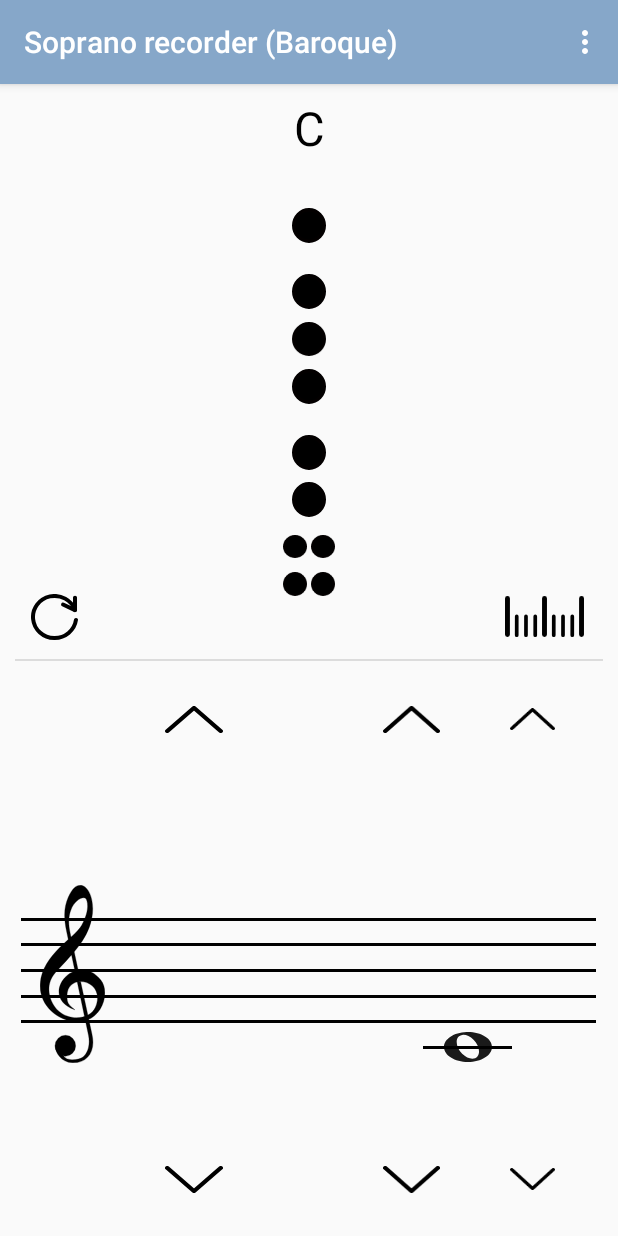
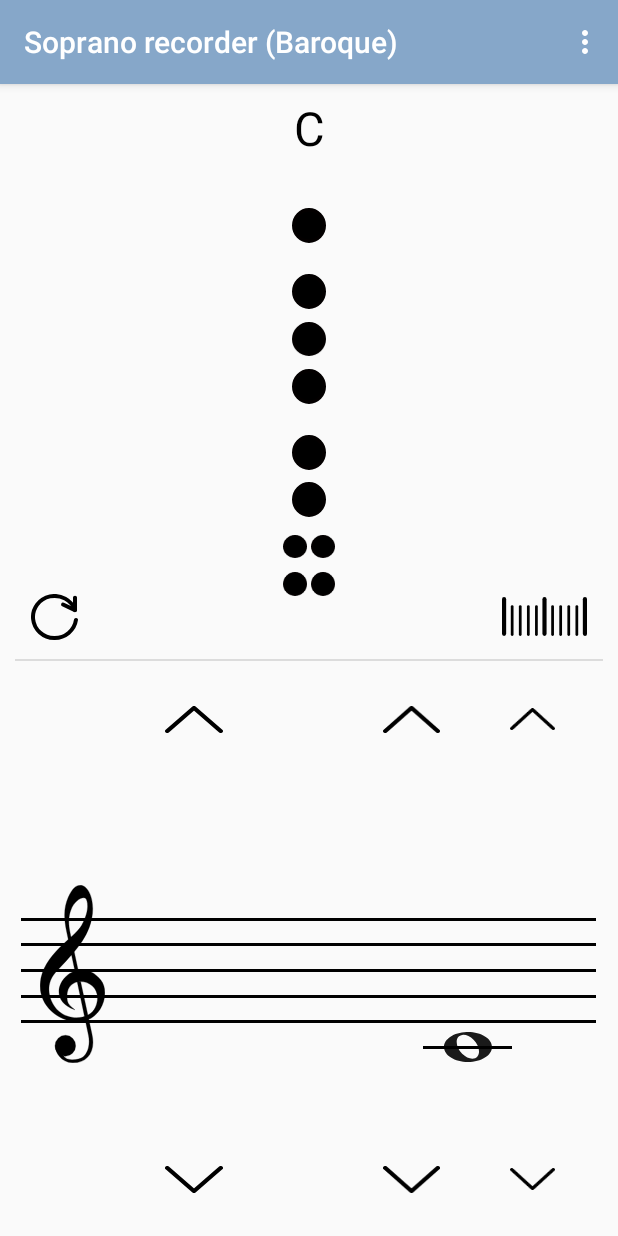
Before and after one commit to thalman/PlayRecorder, an Android app: the screen it shows after launch (MainActivity), on a phone screen of 412 x 824 dp. Run offline under Robolectric (Android 15) with nearby library versions, the phone set to English and light mode, and no system bars.

Commit message:
Problem: measure image is not so pretty
Solution: improve it a bit

```diff
--- a/app/src/main/res/drawable/ic_measure.xml
+++ b/app/src/main/res/drawable/ic_measure.xml
@@ -1,77 +1,93 @@
 <vector xmlns:android="http://schemas.android.com/apk/res/android"
-    android:width="84px"
-    android:height="44px"
-    android:viewportWidth="4.2660003"
-    android:viewportHeight="2.2224443">
+    android:width="90px"
+    android:height="42px"
+    android:viewportWidth="15.63939"
+    android:viewportHeight="7.1075997">
   <path
-      android:pathData="m0.13371,0.13437 l-0.0012,1.95367"
+      android:pathData="m0.383,0.3885v6.3307"
       android:strokeAlpha="1"
-      android:strokeLineJoin="round"
-      android:strokeWidth="0.26499999"
+      android:strokeLineJoin="miter"
+      android:strokeWidth="0.76599997"
       android:fillColor="#00000000"
       android:strokeColor="#000000"
       android:strokeLineCap="round"/>
   <path
-      android:pathData="m2.13366,0.13437 l-0.0012,1.95367"
+      android:pathData="m7.8197,0.3885v6.3307"
       android:strokeAlpha="1"
-      android:strokeLineJoin="round"
-      android:strokeWidth="0.26499999"
+      android:strokeLineJoin="miter"
+      android:strokeWidth="0.76599997"
       android:fillColor="#00000000"
       android:strokeColor="#000000"
       android:strokeLineCap="round"/>
   <path
-      android:pathData="m4.1336,0.13428 l-0.0012,1.95389"
+      android:pathData="m15.2564,0.3885v6.3307"
       android:strokeAlpha="1"
-      android:strokeLineJoin="round"
-      android:strokeWidth="0.26477343"
+      android:strokeLineJoin="miter"
+      android:strokeWidth="0.76599997"
       android:fillColor="#00000000"
       android:strokeColor="#000000"
       android:strokeLineCap="round"/>
   <path
-      android:pathData="m0.6337,1.10614 l-0.0012,1.01486"
+      android:pathData="m1.8704,1.7489v5.1023"
       android:strokeAlpha="1"
-      android:strokeLineJoin="round"
-      android:strokeWidth="0.2"
+      android:strokeLineJoin="miter"
+      android:strokeWidth="0.50575382"
       android:fillColor="#00000000"
       android:strokeColor="#000000"
       android:strokeLineCap="round"/>
   <path
-      android:pathData="m1.13368,1.10614 l-0.0012,1.01486"
+      android:pathData="m4.845,1.7489v5.1023"
       android:strokeAlpha="1"
-      android:strokeLineJoin="round"
-      android:strokeWidth="0.2"
+      android:strokeLineJoin="miter"
+      android:strokeWidth="0.50575382"
       android:fillColor="#00000000"
       android:strokeColor="#000000"
       android:strokeLineCap="round"/>
   <path
-      android:pathData="m1.63367,1.10614 l-0.0012,1.01486"
+      android:pathData="m3.3577,1.7489v5.1023"
       android:strokeAlpha="1"
-      android:strokeLineJoin="round"
-      android:strokeWidth="0.2"
+      android:strokeLineJoin="miter"
+      android:strokeWidth="0.50575382"
       android:fillColor="#00000000"
       android:strokeColor="#000000"
       android:strokeLineCap="round"/>
   <path
-      android:pathData="m2.63364,1.10614 l-0.0012,1.01486"
+      android:pathData="m6.3324,1.7489v5.1023"
       android:strokeAlpha="1"
-      android:strokeLineJoin="round"
-      android:strokeWidth="0.2"
+      android:strokeLineJoin="miter"
+      android:strokeWidth="0.50575382"
       android:fillColor="#00000000"
       android:strokeColor="#000000"
       android:strokeLineCap="round"/>
   <path
-      android:pathData="m3.13362,1.10614 l-0.0012,1.01486"
+      android:pathData="m9.307,1.7489v5.1023"
       android:strokeAlpha="1"
-      android:strokeLineJoin="round"
-      android:strokeWidth="0.2"
+      android:strokeLineJoin="miter"
+      android:strokeWidth="0.50575382"
       android:fillColor="#00000000"
       android:strokeColor="#000000"
       android:strokeLineCap="round"/>
   <path
-      android:pathData="m3.63361,1.10614 l-0.0012,1.01486"
+      android:pathData="m12.2817,1.7489v5.1023"
       android:strokeAlpha="1"
-      android:strokeLineJoin="round"
-      android:strokeWidth="0.2"
+      android:strokeLineJoin="miter"
+      android:strokeWidth="0.50575382"
+      android:fillColor="#00000000"
+      android:strokeColor="#000000"
+      android:strokeLineCap="round"/>
+  <path
+      android:pathData="m10.7944,1.7489v5.1023"
+      android:strokeAlpha="1"
+      android:strokeLineJoin="miter"
+      android:strokeWidth="0.50575382"
+      android:fillColor="#00000000"
+      android:strokeColor="#000000"
+      android:strokeLineCap="round"/>
+  <path
+      android:pathData="m13.769,1.7489v5.1023"
+      android:strokeAlpha="1"
+      android:strokeLineJoin="miter"
+      android:strokeWidth="0.50575382"
       android:fillColor="#00000000"
       android:strokeColor="#000000"
       android:strokeLineCap="round"/>
```
